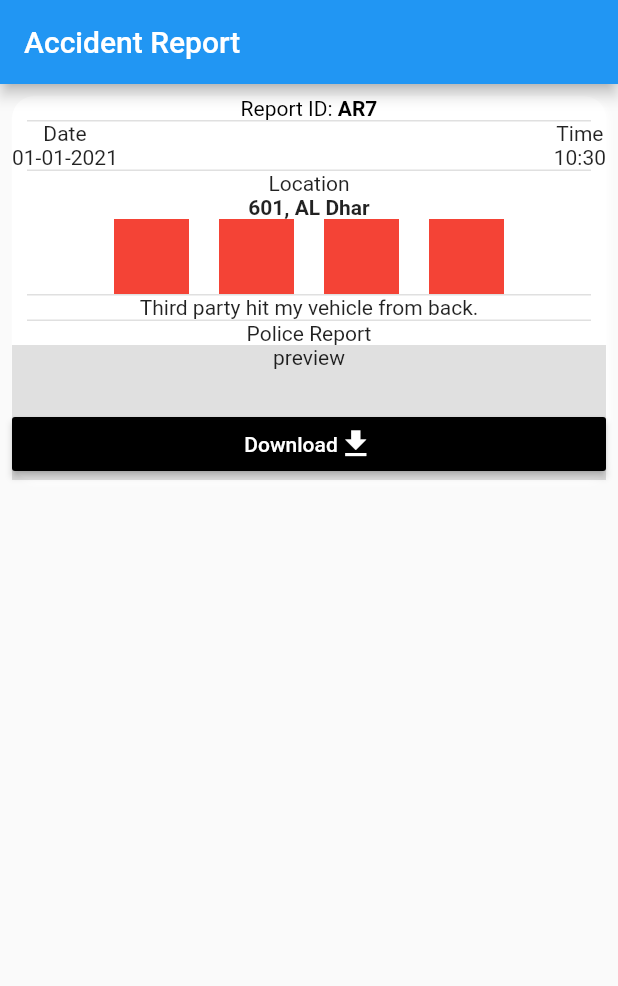
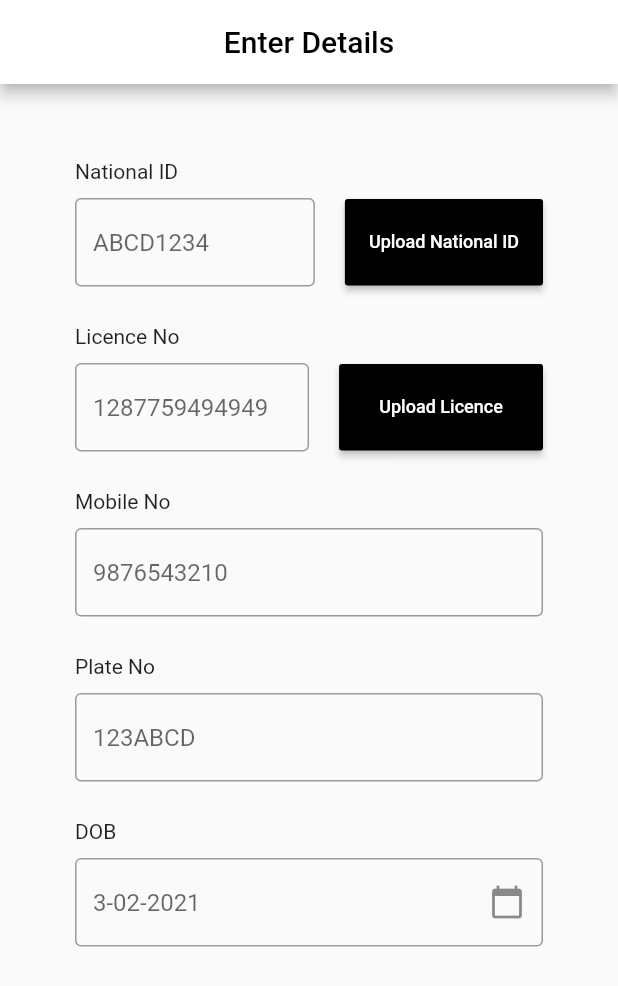
Before and after one commit to nasrinsamad19/hala_avis_car, a Flutter app: the screen it shows after launch, on a phone screen of 412 x 824 dp. Shown: the top 986 px of the screen. Run offline on Flutter 3.47's test engine with Material 2 defaults, Android fonts, the phone set to English and light mode, and no system bars; our stand-ins replace dio, permission_handler, wakelock; missing offline and left inert: ext_storage, flutter_pdfview.

Commit message:
Added login page with datepicker

```diff
--- a/lib/main.dart
+++ b/lib/main.dart
@@ -1,5 +1,6 @@
 import 'package:flutter/material.dart';
 import 'package:hala_avis_car/screens/accident_report_ui.dart';
+import 'package:hala_avis_car/screens/loginui.dart';
 
 void main() {
   runApp(MyApp());
@@ -10,7 +11,7 @@ class MyApp extends StatelessWidget {
   @override
   Widget build(BuildContext context) {
     return MaterialApp(
-    home: accident()
+    home: loginui()
     );
         }
 }
--- /dev/null
+++ b/lib/screens/loginui.dart
@@ -0,0 +1,167 @@
+import 'package:flutter/material.dart';
+import 'package:intl/intl.dart';
+
+class loginui extends StatefulWidget {
+  @override
+  _loginuiState createState() => _loginuiState();
+}
+
+class _loginuiState extends State<loginui> {
+
+  DateTime selectedDate = DateTime.now();
+  TextEditingController dateController = TextEditingController();
+  var myformat = DateFormat('dd-mm-yyyy').format(DateTime.now());
+
+  Future<void> _selectDate(BuildContext context) async {
+    final DateTime picked = await showDatePicker(
+        context: context,
+        initialDate: selectedDate,
+        firstDate: DateTime(2015, 8),
+        lastDate: DateTime(2101));
+    if (picked != null && picked != selectedDate)
+      setState(() {
+        selectedDate = picked;
+        dateController.text= myformat.toString();
+
+      });
+  }
+
+
+  @override
+  Widget build(BuildContext context) {
+    return MaterialApp(
+      home: Scaffold(
+        appBar: AppBar(
+          title: Text('Enter Details', style:TextStyle(
+            color: Colors.black
+          ),),
+          centerTitle: true,
+          backgroundColor: Colors.white,
+        ),
+        body: SingleChildScrollView(
+          child: Container(
+            padding: EdgeInsets.all(50),
+            child: Column(
+              crossAxisAlignment: CrossAxisAlignment.start,
+              children: [
+                Text('National ID'),
+                Container(
+                  height: 10,
+                ),
+                Container(
+                  child: Row(
+                    children: [
+                      Expanded(
+                        child: TextField(
+                          decoration: InputDecoration(
+                            hintText: 'ABCD1234',
+                            border: OutlineInputBorder()
+                          ),
+
+                      ),),
+                      Container(
+                        width: 20,
+                      ),
+                      ButtonTheme(
+                        height: MediaQuery.of(context).size.height*0.07,
+                        minWidth: MediaQuery.of(context).size.width*0.07,
+                        child: RaisedButton(
+                            color: Colors.black,
+                            child: Text('Upload National ID',style: TextStyle(
+                                color: Colors.white,
+                              fontSize: 12
+                            ),),
+                            onPressed: (){}),
+                      ),
+                    ],
+
+                  ),
+                ),
+                Container(
+                  height: 25,
+                ),
+                Text('Licence No'),
+                Container(
+                  height: 10,
+                ),
+                Container(
+                  child:Row(
+                    children: [
+                      Expanded(
+                        child: TextField(
+                          decoration: InputDecoration(
+                              hintText: '1287759494949',
+                              border: OutlineInputBorder()
+                          ),
+
+                        ),),
+                      Container(
+                        width: 20,
+                      ),
+                      ButtonTheme(
+                        height: MediaQuery.of(context).size.height*0.07,
+                        minWidth: MediaQuery.of(context).size.width*0.33,
+
+                        child: RaisedButton(
+                            color: Colors.black,
+                            child: Text('Upload Licence',style: TextStyle(
+                              color: Colors.white,
+                                fontSize: 12
+                            ),),
+                            onPressed: (){}),
+                      ),
+
+                    ],
+                  ),
+                ),
+                Container(
+                  height: 25,
+                ),
+                Text('Mobile No'),
+                Container(
+                  height: 10,
+                ),
+                TextField(
+                  decoration: InputDecoration(
+                      hintText: '9876543210',
+                      border: OutlineInputBorder()
+                  ),
+                ),
+                Container(
+                  height: 25,
+                ),
+                Text('Plate No'),
+                Container(
+                  height: 10,
+                ),
+                TextField(
+                  decoration: InputDecoration(
+                      hintText: '123ABCD',
+                      border: OutlineInputBorder()
+                  ),
+                ),
+                Container(
+                  height: 25,
+                ),
+                Text('DOB',),
+                Container(
+                  height: 10,
+                ),
+                TextField(
+                  controller: dateController,
+                  decoration: InputDecoration(
+                      border: OutlineInputBorder(),
+                    hintText: "${selectedDate.day.toString()}-${selectedDate.month.toString().padLeft(2,'0')}-${selectedDate.year.toString().padLeft(2,'0')}".split(' ')[0],
+                    suffixIcon: IconButton(icon:Icon(Icons.calendar_today,),
+                    onPressed:()=>_selectDate(context)),
+                  ),
+
+                ),
+              ],
+            ),
+          ),
+        ),
+      ),
+    );
+  }
+}
--- a/pubspec.yaml
+++ b/pubspec.yaml
@@ -22,6 +22,7 @@ environment:
 
 dependencies:
   contacts_service: ^0.3.10
+  intl: ^0.16.1
 
 
   flutter:
```
Also changed, not shown: pubspec.lock.
